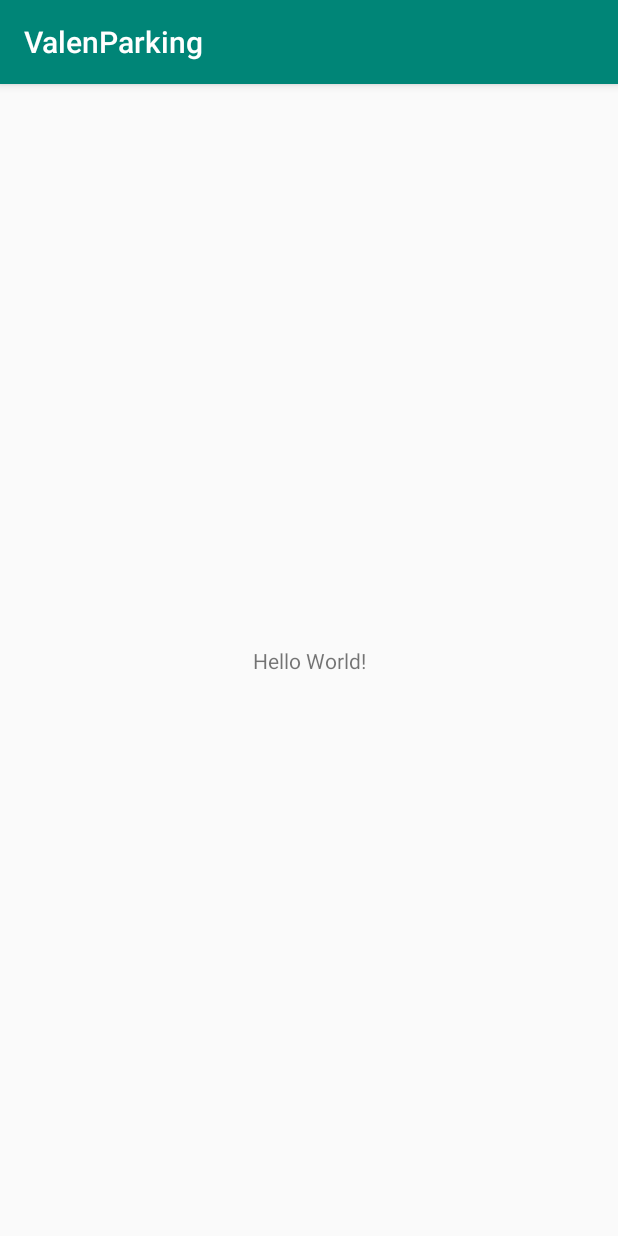
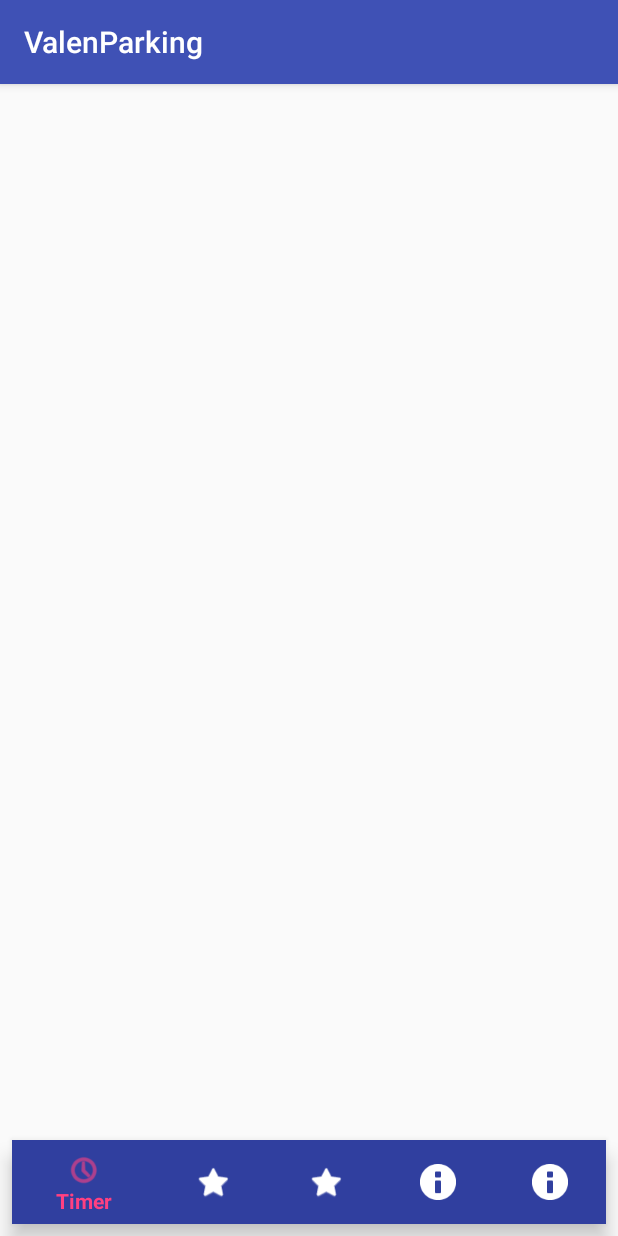
Before and after one commit to alliso/valenParking, an Android app: the screen it shows after launch (MainActivity), on a phone screen of 412 x 824 dp. Run offline under Robolectric (Android 15) with nearby library versions, the phone set to English and light mode, and no system bars.

Commit message:
añadido bottomMenu sin terminar

```diff
--- a/app/build.gradle
+++ b/app/build.gradle
@@ -22,6 +22,7 @@ dependencies {
     implementation fileTree(dir: 'libs', include: ['*.jar'])
     implementation 'com.android.support:appcompat-v7:28.0.0'
     implementation 'com.android.support.constraint:constraint-layout:1.1.3'
+    implementation 'com.android.support:design:28.0.0'
     testImplementation 'junit:junit:4.12'
     androidTestImplementation 'com.android.support.test:runner:1.0.2'
     androidTestImplementation 'com.android.support.test.espresso:espresso-core:3.0.2'
--- a/app/src/main/java/com/upv/dadm/valenparking/MainActivity.java
+++ b/app/src/main/java/com/upv/dadm/valenparking/MainActivity.java
@@ -1,13 +1,47 @@
 package com.upv.dadm.valenparking;
 
+import android.support.annotation.NonNull;
+import android.support.design.widget.BottomNavigationView;
+import android.support.v4.app.Fragment;
 import android.support.v7.app.AppCompatActivity;
 import android.os.Bundle;
+import android.view.MenuItem;
 
-public class MainActivity extends AppCompatActivity {
+public class MainActivity extends AppCompatActivity implements BottomNavigationView.OnNavigationItemSelectedListener {
 
     @Override
     protected void onCreate(Bundle savedInstanceState) {
         super.onCreate(savedInstanceState);
         setContentView(R.layout.activity_main);
+
+        //esta línea quizás no haga falta
+        //getSupportActionBar().setTitle(getString(R.string.app_name));
+
+        ((BottomNavigationView) findViewById(R.id.main_bottomNavigationView)).setOnNavigationItemSelectedListener(this);
+
+        //que se muestre por defecto MapFragment al entrar en la aplicación
+        /*if (savedInstanceState == null) {
+            getSupportFragmentManager()
+                    .beginTransaction()
+                    .replace(R.id.main_fragment, new MapFragment())
+                    .commit();
+        }*/
+    }
+    @Override
+    public boolean onNavigationItemSelected(@NonNull MenuItem menuItem) {
+        Fragment fragment = null;
+        String tag = null;
+        switch (menuItem.getItemId()) {
+            /*case R.id.:
+                tag = "MapFragment";
+                fragment = getSupportFragmentManager().findFragmentByTag(tag);
+                if (fragment == null) { fragment = new MapFragment(); }
+                break;*/
+        }
+        getSupportFragmentManager()
+                .beginTransaction()
+                .replace(R.id.main_fragment, fragment, tag)
+                .commit();
+        return true;
     }
 }
--- /dev/null
+++ b/app/src/main/res/color/activity_main_menu_color.xml
@@ -0,0 +1,6 @@
+<?xml version="1.0" encoding="utf-8"?>
+<selector xmlns:android="http://schemas.android.com/apk/res/android">
+    <item android:state_checked="true" android:color="@color/colorAccent" />
+
+    <item android:color="@android:color/white" />
+</selector>
--- a/app/src/main/res/layout/activity_main.xml
+++ b/app/src/main/res/layout/activity_main.xml
@@ -6,13 +6,34 @@
     android:layout_height="match_parent"
     tools:context=".MainActivity">
 
-    <TextView
-        android:layout_width="wrap_content"
-        android:layout_height="wrap_content"
-        android:text="Hello World!"
-        app:layout_constraintBottom_toBottomOf="parent"
-        app:layout_constraintLeft_toLeftOf="parent"
-        app:layout_constraintRight_toRightOf="parent"
+    <FrameLayout
+        android:id="@+id/main_fragment"
+        android:layout_width="0dp"
+        android:layout_height="0dp"
+        android:layout_marginStart="8dp"
+        android:layout_marginTop="44dp"
+        android:layout_marginEnd="8dp"
+        android:layout_marginBottom="8dp"
+        app:layout_constraintBottom_toTopOf="@+id/main_bottomNavigationView"
+        app:layout_constraintEnd_toEndOf="parent"
+        app:layout_constraintHorizontal_bias="1.0"
+        app:layout_constraintStart_toStartOf="parent"
         app:layout_constraintTop_toTopOf="parent" />
 
+    <android.support.design.widget.BottomNavigationView
+        android:id="@+id/main_bottomNavigationView"
+        android:layout_width="0dp"
+        android:layout_height="wrap_content"
+        android:layout_marginStart="8dp"
+        android:layout_marginEnd="8dp"
+        android:layout_marginBottom="8dp"
+        android:background="@color/colorPrimaryDark"
+        app:itemIconTint="@color/activity_main_menu_color"
+        app:itemTextColor="@color/activity_main_menu_color"
+        app:layout_constraintBottom_toBottomOf="parent"
+        app:layout_constraintEnd_toEndOf="parent"
+        app:layout_constraintHorizontal_bias="1.0"
+        app:layout_constraintStart_toStartOf="parent"
+        app:menu="@menu/activity_main_menu" />
+
 </android.support.constraint.ConstraintLayout>
--- /dev/null
+++ b/app/src/main/res/menu/activity_main_menu.xml
@@ -0,0 +1,34 @@
+<?xml version="1.0" encoding="utf-8"?>
+<menu xmlns:android="http://schemas.android.com/apk/res/android"
+    xmlns:app="http://schemas.android.com/apk/res-auto">
+    <item
+        android:id="@+id/main_menu_time"
+        android:icon="@android:drawable/ic_menu_recent_history"
+        android:title="@string/main_menu_time_string"
+        android:visible="true"
+        app:showAsAction="always"/>
+    <item
+        android:id="@+id/main_menu_favourites"
+        android:icon="@android:drawable/btn_star_big_off"
+        android:title="@string/main_menu_favourites_string"
+        android:visible="true"
+        app:showAsAction="always"/>
+    <item
+        android:id="@+id/main_menu_map"
+        android:icon="@android:drawable/btn_star_big_off"
+        android:title="@string/main_menu_map_string"
+        android:visible="true"
+        app:showAsAction="always"/>
+    <item
+        android:id="@+id/main_menu_vehicle"
+        android:icon="@android:drawable/ic_dialog_info"
+        android:title="@string/main_menu_vehicle_string"
+        android:visible="true"
+        app:showAsAction="always"/>
+    <item
+        android:id="@+id/main_menu_account"
+        android:icon="@android:drawable/ic_dialog_info"
+        android:title="@string/main_menu_account_string"
+        android:visible="true"
+        app:showAsAction="always"/>
+</menu>
--- a/app/src/main/res/values/colors.xml
+++ b/app/src/main/res/values/colors.xml
@@ -1,6 +1,6 @@
 <?xml version="1.0" encoding="utf-8"?>
 <resources>
-    <color name="colorPrimary">#008577</color>
-    <color name="colorPrimaryDark">#00574B</color>
-    <color name="colorAccent">#D81B60</color>
+    <color name="colorPrimary">#3F51B5</color>
+    <color name="colorPrimaryDark">#303F9F</color>
+    <color name="colorAccent">#FF4081</color>
 </resources>
--- a/app/src/main/res/values/strings.xml
+++ b/app/src/main/res/values/strings.xml
@@ -1,3 +1,8 @@
 <resources>
     <string name="app_name">ValenParking</string>
+    <string name="main_menu_time_string">Timer</string>
+    <string name="main_menu_favourites_string">Favourites</string>
+    <string name="main_menu_map_string">Map</string>
+    <string name="main_menu_vehicle_string">Vehicle</string>
+    <string name="main_menu_account_string">Account</string>
 </resources>
```
